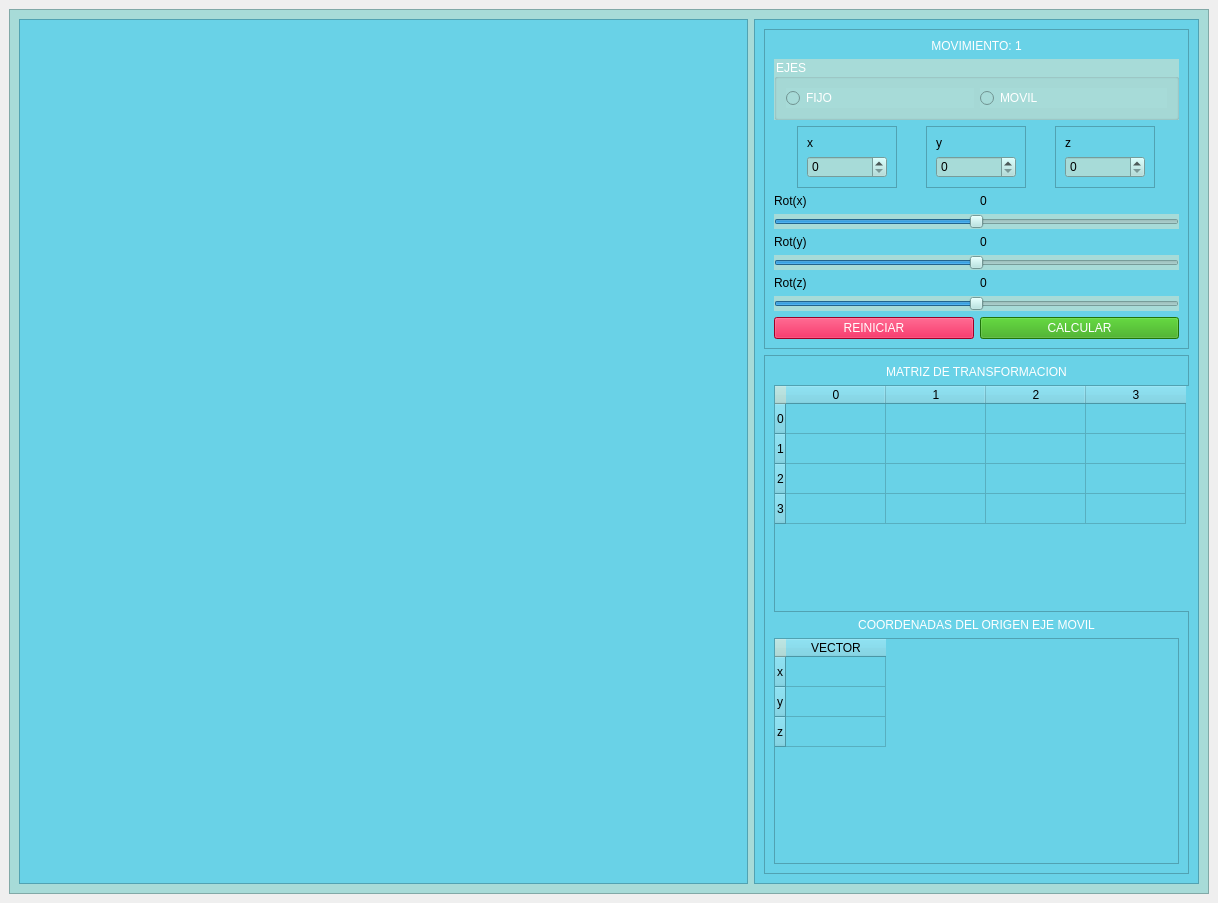
This is Grafica3D.ui in LuisMendozaDev/Taller_1 as Qt 5 draws it before an edit. The edited form follows.
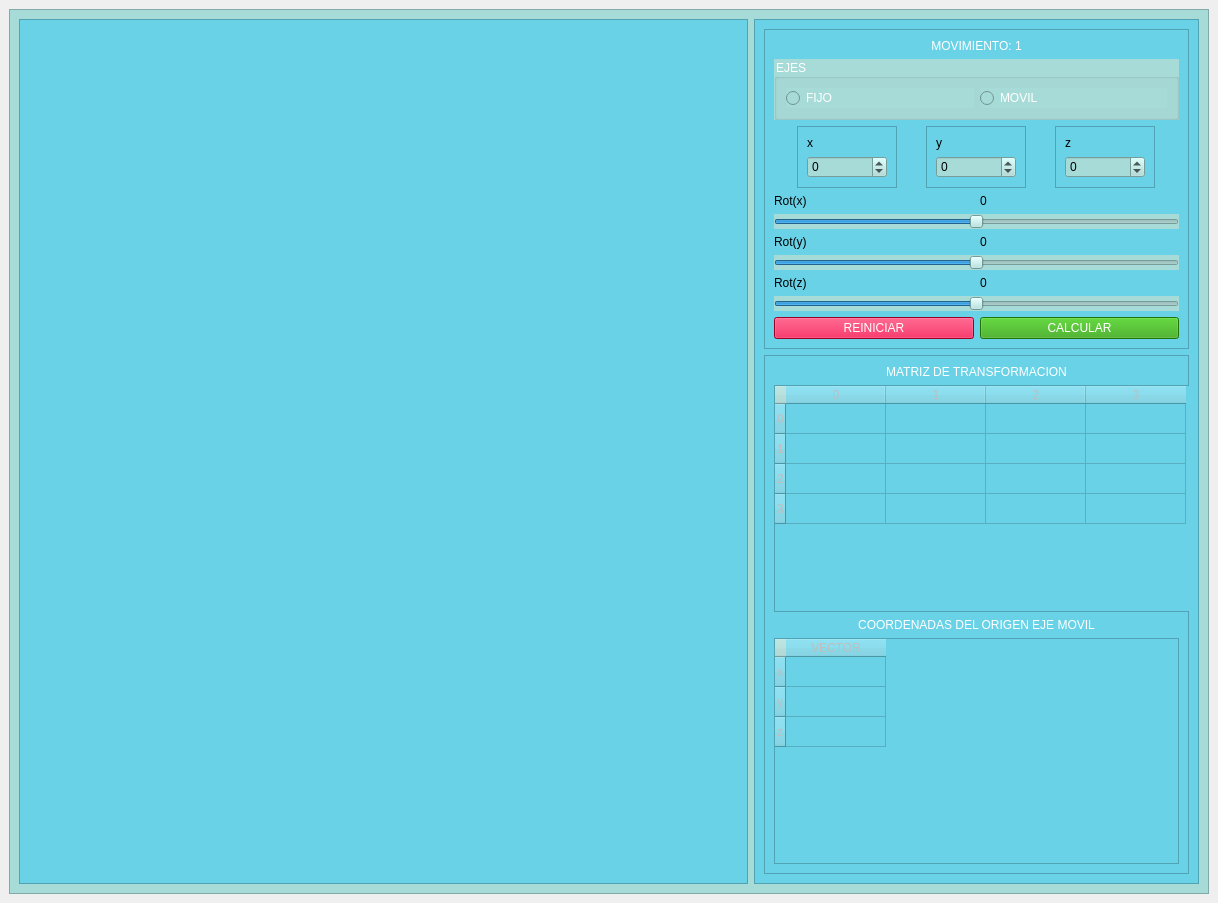
This is the edited form.

Commit message: Se agregaron comentarios y es el fin del proyecto

Patch:
```diff
--- a/Grafica3D.ui
+++ b/Grafica3D.ui
@@ -166,7 +166,14 @@
                    </widget>
                   </item>
                   <item>
-                   <widget class="QSpinBox" name="tras_x"/>
+                   <widget class="QSpinBox" name="tras_x">
+                    <property name="styleSheet">
+                     <string notr="true">font: 50 12pt &quot;Arial&quot;</string>
+                    </property>
+                    <property name="minimum">
+                     <number>-99</number>
+                    </property>
+                   </widget>
                   </item>
                  </layout>
                 </widget>
@@ -200,7 +207,14 @@
                    </widget>
                   </item>
                   <item>
-                   <widget class="QSpinBox" name="tras_y"/>
+                   <widget class="QSpinBox" name="tras_y">
+                    <property name="styleSheet">
+                     <string notr="true">font: 50 12pt &quot;Arial&quot;</string>
+                    </property>
+                    <property name="minimum">
+                     <number>-99</number>
+                    </property>
+                   </widget>
                   </item>
                  </layout>
                 </widget>
@@ -234,7 +248,14 @@
                    </widget>
                   </item>
                   <item>
-                   <widget class="QSpinBox" name="tras_z"/>
+                   <widget class="QSpinBox" name="tras_z">
+                    <property name="styleSheet">
+                     <string notr="true">font: 50 12pt &quot;Arial&quot;</string>
+                    </property>
+                    <property name="minimum">
+                     <number>-99</number>
+                    </property>
+                   </widget>
                   </item>
                  </layout>
                 </widget>
@@ -409,6 +430,9 @@
              </item>
              <item>
               <widget class="QTableWidget" name="matriz_trans">
+               <property name="enabled">
+                <bool>false</bool>
+               </property>
                <property name="minimumSize">
                 <size>
                  <width>418</width>
@@ -421,6 +445,9 @@
                  <height>16777215</height>
                 </size>
                </property>
+               <property name="styleSheet">
+                <string notr="true">font: 50 12pt &quot;Arial Black&quot;;</string>
+               </property>
                <property name="sizeAdjustPolicy">
                 <enum>QAbstractScrollArea::AdjustToContents</enum>
                </property>
@@ -485,6 +512,12 @@
              </item>
              <item>
               <widget class="QTableWidget" name="vector_origen">
+               <property name="enabled">
+                <bool>false</bool>
+               </property>
+               <property name="styleSheet">
+                <string notr="true">font: 50 12pt &quot;Arial Black&quot;;</string>
+               </property>
                <property name="sizeAdjustPolicy">
                 <enum>QAbstractScrollArea::AdjustToContents</enum>
                </property>
```
Left out of the diff: 7 changed lines with no effect on the pictures. The commit also changes 1 other file.
